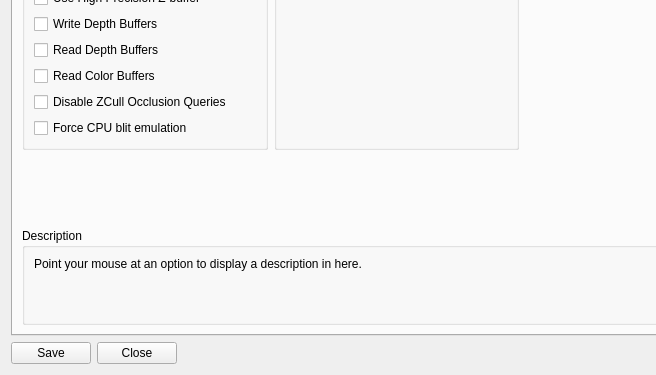
Before: the Qt Designer form rpcs3/rpcs3qt/settings_dialog.ui in RPCS3/rpcs3, drawn with Qt 5; both pictures show x 0 to 656 and y 191 to 566 of the 787 by 566 pixel window.
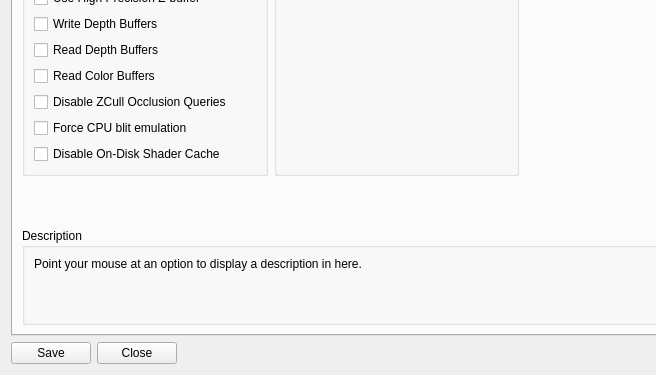
After: the same form once the commit is applied. The open tabs and pages were chosen to show the change. Icons and pictures are not drawn.

The edit to the form file:
```diff
--- a/rpcs3/rpcs3qt/settings_dialog.ui
+++ b/rpcs3/rpcs3qt/settings_dialog.ui
@@ -1666,6 +1666,13 @@
               </property>
              </widget>
             </item>
+            <item>
+             <widget class="QCheckBox" name="disableOnDiskShaderCache">
+              <property name="text">
+               <string>Disable On-Disk Shader Cache</string>
+              </property>
+             </widget>
+            </item>
            </layout>
           </widget>
          </item>
```
Left out of the diff: 2 changed lines with no effect on the pictures.
